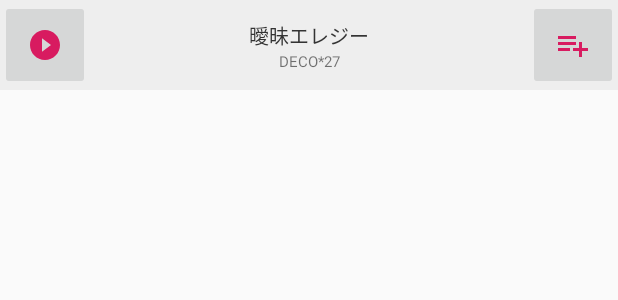
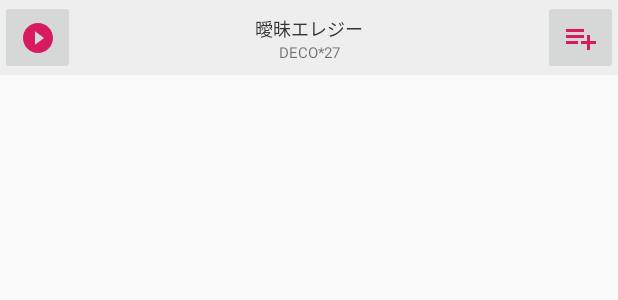
Before and after one commit to konatsup/MusicAppAndroid, an Android app: the layout player_summary_bar.xml on its own in the app's theme, with its tools: preview values and no code run, on a phone screen of 412 x 824 dp. Shown: the top 300 px of the screen. Run offline under Robolectric (Android 15) with nearby library versions, the phone set to English and light mode, and no system bars; network calls fail.

Commit message:
Fix layout to be small summaryBar

```diff
--- a/app/src/main/res/layout/player_summary_bar.xml
+++ b/app/src/main/res/layout/player_summary_bar.xml
@@ -8,8 +8,8 @@
 
     <ImageButton
         android:id="@+id/button_play"
-        android:layout_width="60dp"
-        android:layout_height="60dp"
+        android:layout_width="50dp"
+        android:layout_height="50dp"
         android:src="@drawable/ic_play_circle_filled_black_24dp"
         android:tint="@color/colorAccent"
         app:layout_constraintStart_toStartOf="parent"
@@ -23,12 +23,12 @@
         android:layout_height="wrap_content"
         android:layout_marginStart="8dp"
         android:layout_marginLeft="8dp"
-        android:layout_marginTop="13dp"
+        android:layout_marginTop="10dp"
         android:layout_marginEnd="8dp"
         android:layout_marginRight="8dp"
         android:text="曖昧エレジー"
         android:textColor="#333"
-        android:textSize="@dimen/text_size_medium"
+        android:textSize="@dimen/text_size_small"
         app:layout_constraintEnd_toEndOf="parent"
         app:layout_constraintStart_toStartOf="parent"
         app:layout_constraintTop_toTopOf="parent" />
@@ -50,8 +50,8 @@
 
     <ImageButton
         android:id="@+id/buttonAddPlaylist"
-        android:layout_width="60dp"
-        android:layout_height="60dp"
+        android:layout_width="50dp"
+        android:layout_height="50dp"
         android:src="@drawable/ic_playlist_add_black_24dp"
         android:tint="@color/colorAccent"
         app:layout_constraintBottom_toBottomOf="parent"
```
